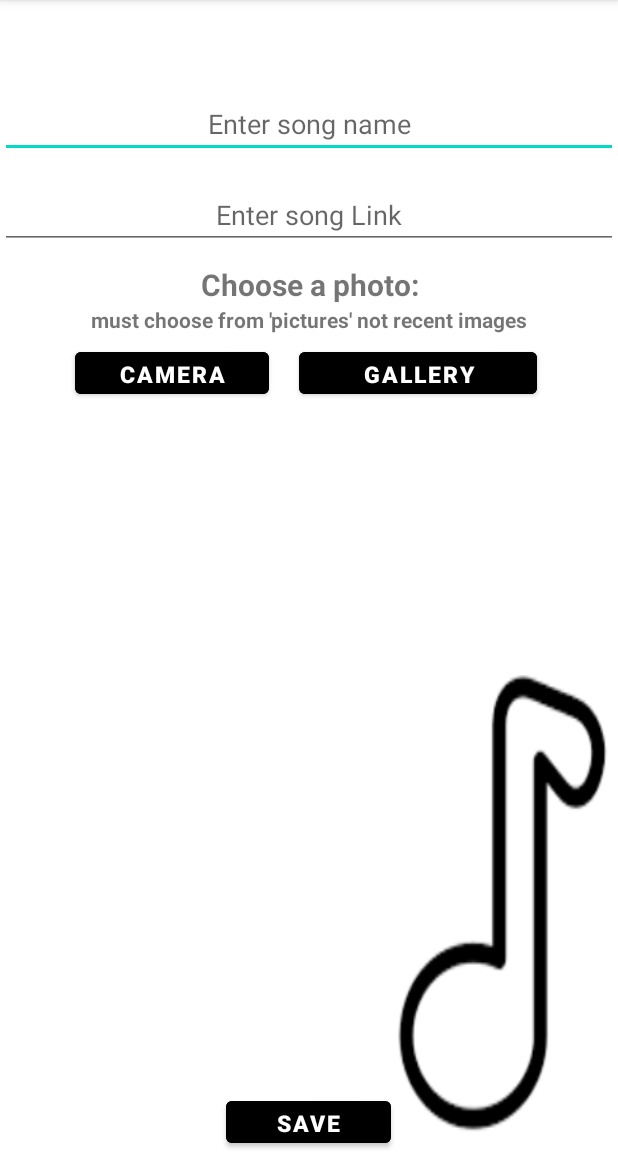
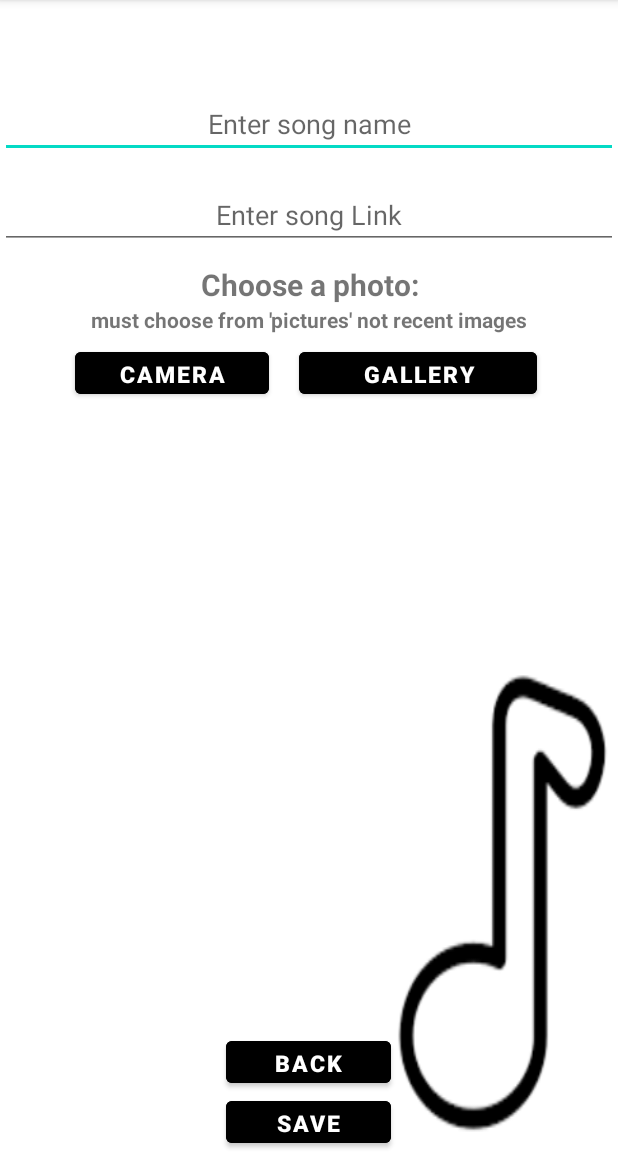
Before and after one commit to yanivlav/MusicPlayer-Android-Studio, an Android app: the AddSongActivity screen opened directly, with no data from a screen before it, on a phone screen of 412 x 824 dp, the part 84-1236 px from its top. Run offline under Robolectric (Android 15) with nearby library versions, the phone set to English and light mode, and no system bars; pictures from the network do not load.

Commit message:
added back button on addsong activity

```diff
--- a/app/src/main/java/com/example/musicplayer/AddSongActivity.java
+++ b/app/src/main/java/com/example/musicplayer/AddSongActivity.java
@@ -33,7 +33,7 @@ public class AddSongActivity extends AppCompatActivity {
     ArrayList<Song> playList;
 
     EditText name, link;
-    Button save, cam, gallery;
+    Button save, cam, gallery,back;
     final int CAMERA_REQUEST = 1;
     final int SELECT_PICTURE = 200;
     final int WRITE_PERMISSION_REQUEST = 1;
@@ -53,11 +53,21 @@ public class AddSongActivity extends AppCompatActivity {
         resultIv = findViewById(R.id.click_image);
         name = findViewById(R.id.songName);
         link = findViewById(R.id.songlink);
+
+        back = findViewById(R.id.backBtn);
+        back.setOnClickListener(new View.OnClickListener() {
+            @Override
+            public void onClick(View view) {
+                Intent intent = new Intent(AddSongActivity.this, MainActivity.class);
+                finish();
+                startActivity(intent);
+            }
+        });
+
         save = findViewById(R.id.saveBtn);
         save.setOnClickListener(new View.OnClickListener() {
-
-            @Override
-            public void onClick(View view) {
+        @Override
+        public void onClick(View view) {
                 String nameS = name.getText().toString();
                 String linkS = link.getText().toString();
 
--- a/app/src/main/res/layout/activity_add_song.xml
+++ b/app/src/main/res/layout/activity_add_song.xml
@@ -105,10 +105,20 @@
         android:layout_height="40dp"
         android:layout_alignParentBottom="true"
         android:layout_centerInParent="true"
+        android:backgroundTint="@color/black"
         android:text="Save"
-        android:backgroundTint="@color/black"
         android:textSize="15sp"
         android:textStyle="bold" />
 
+    <Button
+        android:id="@+id/backBtn"
+        android:layout_width="110dp"
+        android:layout_height="40dp"
+        android:layout_above="@id/saveBtn"
+        android:layout_centerInParent="true"
+        android:backgroundTint="@color/black"
+        android:text="back"
+        android:textSize="15sp"
+        android:textStyle="bold" />
 
 </RelativeLayout>
--- a/app/src/main/res/layout/activity_main.xml
+++ b/app/src/main/res/layout/activity_main.xml
@@ -24,8 +24,8 @@
             android:layout_width="wrap_content"
             android:layout_height="wrap_content"
             android:layout_alignParentBottom="true"
+            android:layout_centerInParent="true"
             android:backgroundTint="@color/black"
-            android:layout_centerInParent="true"
             android:text="+" />
 
 
```
